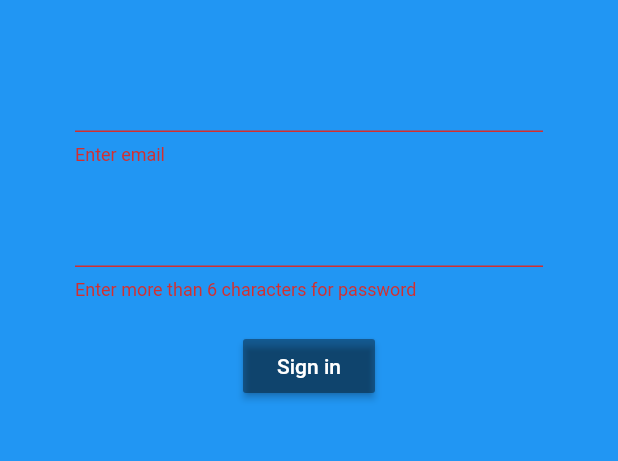
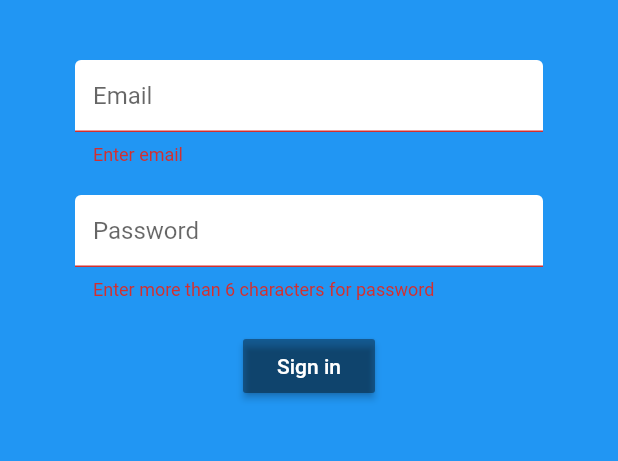
Before and after one commit to maiduydung/Socialize, a Flutter app: the screen it shows after launch, after a tap on "Sign in", on a phone screen of 412 x 824 dp, the part 84-545 px from its top. Run offline on Flutter 3.47's test engine with Material 2 defaults, Android fonts, the phone set to English and light mode, and no system bars; our stand-ins replace firebase_auth; accounts and stored records are empty.

Commit message:
text input decoration

```diff
--- a/socialize/lib/screens/authenticate/register.dart
+++ b/socialize/lib/screens/authenticate/register.dart
@@ -1,5 +1,6 @@
 import 'package:flutter/material.dart';
 import 'package:socialize/screens/services/auth.dart';
+import 'package:socialize/shared/constants.dart';
 
 class Register extends StatefulWidget {
   final Function toggleView;
@@ -45,6 +46,7 @@ class _RegisterState extends State<Register> {
                   height: 20.0,
                 ),
                 TextFormField(
+                  decoration: textInputDecoration.copyWith(hintText: 'Email'),
                   validator: (val) => val.isEmpty ? "Enter email" : null,
                   onChanged: (val) {
                     setState(() => email = val);
@@ -54,6 +56,8 @@ class _RegisterState extends State<Register> {
                   height: 20.0,
                 ),
                 TextFormField(
+                  decoration:
+                      textInputDecoration.copyWith(hintText: 'Password'),
                   validator: (val) => val.length < 6
                       ? "Enter more than 6 characters for password"
                       : null,
--- a/socialize/lib/screens/authenticate/sign_in.dart
+++ b/socialize/lib/screens/authenticate/sign_in.dart
@@ -1,5 +1,6 @@
 import 'package:flutter/material.dart';
 import 'package:socialize/screens/services/auth.dart';
+import 'package:socialize/shared/constants.dart';
 
 class SignIn extends StatefulWidget {
   final Function toggleView;
@@ -43,6 +44,7 @@ class _SignInState extends State<SignIn> {
                   height: 20.0,
                 ),
                 TextFormField(
+                  decoration: textInputDecoration.copyWith(hintText: 'Email'),
                   validator: (val) => val.isEmpty ? "Enter email" : null,
                   onChanged: (val) {
                     setState(() => email = val);
@@ -52,6 +54,8 @@ class _SignInState extends State<SignIn> {
                   height: 20.0,
                 ),
                 TextFormField(
+                  decoration:
+                      textInputDecoration.copyWith(hintText: 'Password'),
                   validator: (val) => val.length < 6
                       ? "Enter more than 6 characters for password"
                       : null,
--- /dev/null
+++ b/socialize/lib/shared/constants.dart
@@ -0,0 +1,12 @@
+import 'package:flutter/material.dart';
+
+const textInputDecoration = InputDecoration(
+  fillColor: Colors.white,
+  filled: true,
+  enabledBorder: OutlineInputBorder(
+    borderSide: BorderSide(color: Colors.white, width: 2.0),
+  ),
+  focusedBorder: OutlineInputBorder(
+    borderSide: BorderSide(color: Colors.pink, width: 2.0),
+  ),
+);
```
